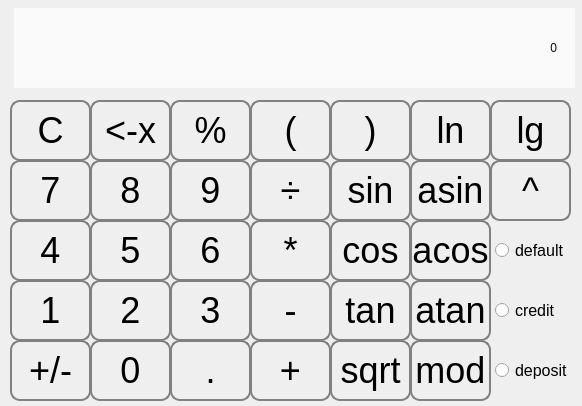
Old version of the form src/s21_SmartCalc/mainwindow.ui in the repository Sweezar/SmartCalculator.c.
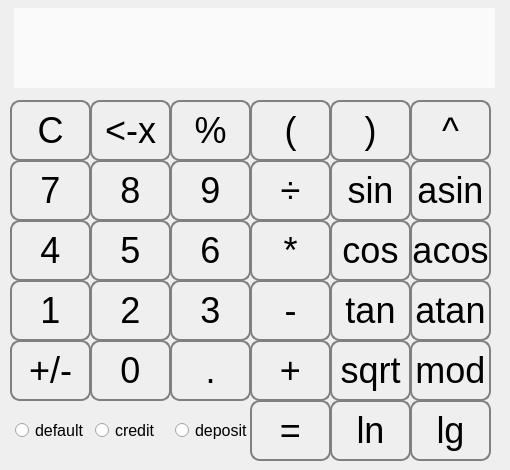
New version of the form.

Diff of the .ui file:
```diff
--- a/src/s21_SmartCalc/mainwindow.ui
+++ b/src/s21_SmartCalc/mainwindow.ui
@@ -6,8 +6,8 @@
    <rect>
     <x>0</x>
     <y>0</y>
-    <width>582</width>
-    <height>406</height>
+    <width>510</width>
+    <height>470</height>
    </rect>
   </property>
   <property name="windowTitle">
@@ -32,7 +32,7 @@
      <rect>
       <x>14</x>
       <y>8</y>
-      <width>561</width>
+      <width>481</width>
       <height>80</height>
      </rect>
     </property>
@@ -43,7 +43,7 @@
 padding: 15px</string>
     </property>
     <property name="text">
-     <string>0</string>
+     <string> </string>
     </property>
     <property name="alignment">
      <set>Qt::AlignRight|Qt::AlignTrailing|Qt::AlignVCenter</set>
@@ -342,8 +342,8 @@
    <widget class="QPushButton" name="operation_button_lg">
     <property name="geometry">
      <rect>
-      <x>490</x>
-      <y>100</y>
+      <x>410</x>
+      <y>400</y>
       <width>81</width>
       <height>61</height>
      </rect>
@@ -358,8 +358,8 @@
    <widget class="QPushButton" name="operation_button_ln">
     <property name="geometry">
      <rect>
-      <x>410</x>
-      <y>100</y>
+      <x>330</x>
+      <y>400</y>
       <width>81</width>
       <height>61</height>
      </rect>
@@ -470,8 +470,8 @@
    <widget class="QPushButton" name="operation_button_pow">
     <property name="geometry">
      <rect>
-      <x>490</x>
-      <y>160</y>
+      <x>410</x>
+      <y>100</y>
       <width>81</width>
       <height>61</height>
      </rect>
@@ -534,8 +534,8 @@
    <widget class="QRadioButton" name="radioButton_default">
     <property name="geometry">
      <rect>
-      <x>490</x>
-      <y>220</y>
+      <x>10</x>
+      <y>400</y>
       <width>81</width>
       <height>61</height>
      </rect>
@@ -551,8 +551,8 @@
    <widget class="QRadioButton" name="radioButton_credit">
     <property name="geometry">
      <rect>
-      <x>490</x>
-      <y>280</y>
+      <x>90</x>
+      <y>400</y>
       <width>81</width>
       <height>61</height>
      </rect>
@@ -568,8 +568,8 @@
    <widget class="QRadioButton" name="radioButton_deposit">
     <property name="geometry">
      <rect>
-      <x>490</x>
-      <y>340</y>
+      <x>170</x>
+      <y>400</y>
       <width>81</width>
       <height>61</height>
      </rect>
@@ -582,6 +582,22 @@
      <string>deposit</string>
     </property>
    </widget>
+   <widget class="QPushButton" name="operation_button_result">
+    <property name="geometry">
+     <rect>
+      <x>250</x>
+      <y>400</y>
+      <width>81</width>
+      <height>61</height>
+     </rect>
+    </property>
+    <property name="styleSheet">
+     <string notr="true"/>
+    </property>
+    <property name="text">
+     <string>=</string>
+    </property>
+   </widget>
   </widget>
  </widget>
  <resources/>
```
Left out of the diff: 2 changed lines with no effect on the pictures.
